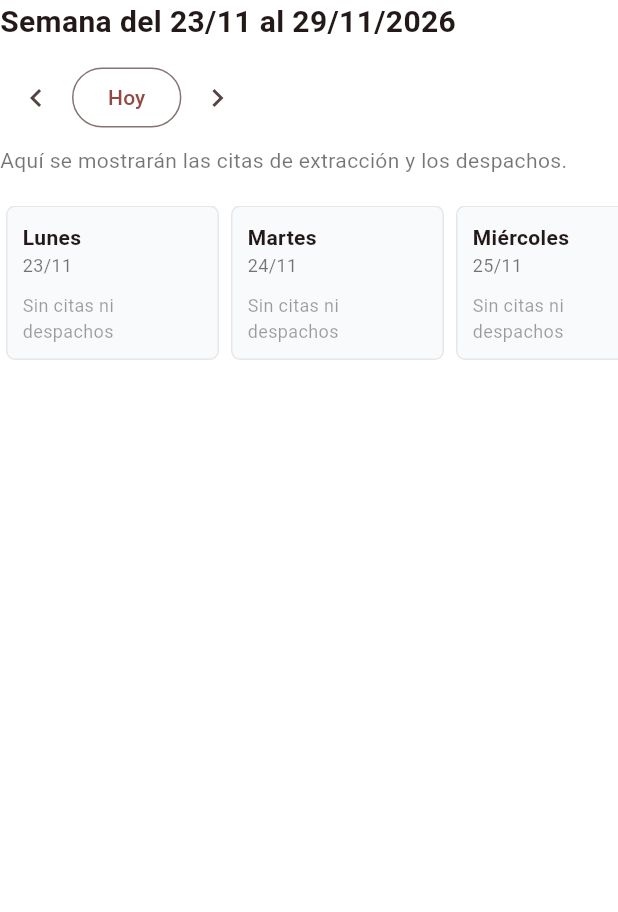
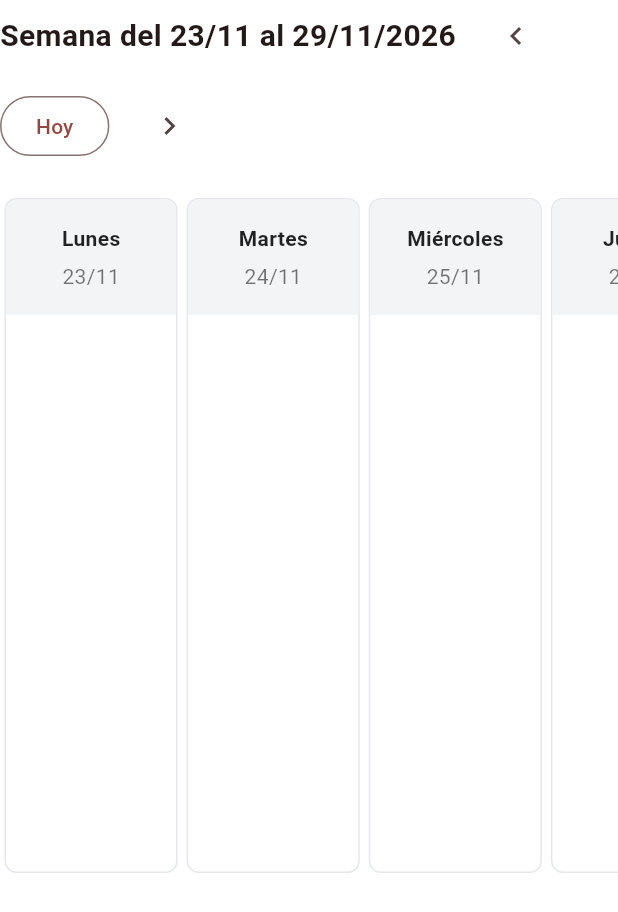
Before and after one commit to Gquilodran/BloodLink, a Flutter app: the PlanningScreen widget shown alone on an empty page, opened directly, on a phone screen of 412 x 824 dp. Shown: the top 912 px of the screen. Run offline on Flutter 3.47's test engine with Material 3 defaults, Android fonts, the phone set to English and light mode, and no system bars; our stand-ins replace file_picker; network calls fail.

Commit message:
feat: implementacion de calendario

```diff
--- a/flutter_app/lib/screens/planning_screen.dart
+++ b/flutter_app/lib/screens/planning_screen.dart
@@ -1,26 +1,5 @@
+
 import 'package:flutter/material.dart';
-
-const List<String> nombresDias = [
-  'Lunes',
-  'Martes',
-  'Miércoles',
-  'Jueves',
-  'Viernes',
-  'Sábado',
-  'Domingo',
-];
-
-/// Lunes de la semana que contiene [fecha], a medianoche.
-DateTime lunesDe(DateTime fecha) =>
-    DateTime(fecha.year, fecha.month, fecha.day - (fecha.weekday - 1));
-
-/// Suma días según el calendario (evita errores con el cambio de hora).
-DateTime sumarDias(DateTime fecha, int dias) =>
-    DateTime(fecha.year, fecha.month, fecha.day + dias);
-
-String _dos(int n) => n.toString().padLeft(2, '0');
-
-String dd(DateTime d) => '${_dos(d.day)}/${_dos(d.month)}';
 
 class PlanningScreen extends StatefulWidget {
   const PlanningScreen({super.key});
@@ -32,45 +11,130 @@ class PlanningScreen extends StatefulWidget {
 class _PlanningScreenState extends State<PlanningScreen> {
   late DateTime _inicioSemana;
 
+  final List<String> _dias = [
+    'Lunes',
+    'Martes',
+    'Miércoles',
+    'Jueves',
+    'Viernes',
+    'Sábado',
+    'Domingo',
+  ];
+
   @override
   void initState() {
     super.initState();
-    _inicioSemana = lunesDe(DateTime.now());
+    _inicioSemana = _lunesDe(DateTime.now());
   }
 
-  DateTime get _finSemana => sumarDias(_inicioSemana, 6);
+  DateTime _lunesDe(DateTime fecha) {
+    return DateTime(
+      fecha.year,
+      fecha.month,
+      fecha.day - fecha.weekday + 1,
+    );
+  }
 
-  void _moverSemanas(int semanas) {
+  DateTime _sumarDias(DateTime fecha, int dias) {
+    return DateTime(fecha.year, fecha.month, fecha.day + dias);
+  }
+
+  String _formatoFecha(DateTime fecha) {
+    return '${fecha.day.toString().padLeft(2, '0')}/'
+        '${fecha.month.toString().padLeft(2, '0')}';
+  }
+
+  void _cambiarSemana(int semanas) {
     setState(() {
-      _inicioSemana = sumarDias(_inicioSemana, 7 * semanas);
+      _inicioSemana = _sumarDias(_inicioSemana, semanas * 7);
     });
   }
 
   void _irAHoy() {
     setState(() {
-      _inicioSemana = lunesDe(DateTime.now());
+      _inicioSemana = _lunesDe(DateTime.now());
     });
   }
 
-  Widget _barra() {
-    return Wrap(
-      spacing: 12,
+  Widget _columnaDia(int indice) {
+    final fecha = _sumarDias(_inicioSemana, indice);
+    final esHoy = DateUtils.isSameDay(fecha, DateTime.now());
+
+    return Expanded(
+      child: Container(
+        height: 450,
+        margin: const EdgeInsets.symmetric(horizontal: 3),
+        decoration: BoxDecoration(
+          color: Colors.white,
+          border: Border.all(
+            color: esHoy
+                ? const Color(0xFFB71C1C)
+                : const Color(0xFFE5E7EB),
+          ),
+          borderRadius: BorderRadius.circular(8),
+        ),
+        child: Column(
+          children: [
+            Container(
+              width: double.infinity,
+              padding: const EdgeInsets.symmetric(vertical: 16),
+              decoration: BoxDecoration(
+                color: esHoy
+                    ? const Color(0xFFB71C1C)
+                    : const Color(0xFFF3F4F6),
+                borderRadius: const BorderRadius.vertical(
+                  top: Radius.circular(7),
+                ),
+              ),
+              child: Column(
+                children: [
+                  Text(
+                    _dias[indice],
+                    style: TextStyle(
+                      fontWeight: FontWeight.w600,
+                      color: esHoy ? Colors.white : Colors.black87,
+                    ),
+                  ),
+                  const SizedBox(height: 5),
+                  Text(
+                    _formatoFecha(fecha),
+                    style: TextStyle(
+                      color: esHoy ? Colors.white70 : Colors.black54,
+                    ),
+                  ),
+                ],
+              ),
+            ),
+          ],
+        ),
+      ),
+    );
+  }
+
+  @override
+  Widget build(BuildContext context) {
+    final finSemana = _sumarDias(_inicioSemana, 6);
+
+    return Column(
+      crossAxisAlignment: CrossAxisAlignment.start,
+      children: [
+        Wrap(
+          spacing: 16,
           runSpacing: 12,
           crossAxisAlignment: WrapCrossAlignment.center,
-      alignment: WrapAlignment.spaceBetween,
           children: [
             Text(
-          'Semana del ${dd(_inicioSemana)} al ${dd(_finSemana)}/${_finSemana.year}',
-          key: const Key('titulo-semana'),
-          style: const TextStyle(fontSize: 20, fontWeight: FontWeight.w600),
+              'Semana del ${_formatoFecha(_inicioSemana)} '
+              'al ${_formatoFecha(finSemana)}/${finSemana.year}',
+              style: const TextStyle(
+                fontSize: 20,
+                fontWeight: FontWeight.w600,
               ),
-        Row(
-          mainAxisSize: MainAxisSize.min,
-          children: [
+            ),
             IconButton(
               tooltip: 'Semana anterior',
+              onPressed: () => _cambiarSemana(-1),
               icon: const Icon(Icons.chevron_left),
-              onPressed: () => _moverSemanas(-1),
             ),
             OutlinedButton(
               onPressed: _irAHoy,
@@ -78,76 +142,26 @@ class _PlanningScreenState extends State<PlanningScreen> {
             ),
             IconButton(
               tooltip: 'Semana siguiente',
+              onPressed: () => _cambiarSemana(1),
               icon: const Icon(Icons.chevron_right),
-              onPressed: () => _moverSemanas(1),
             ),
           ],
         ),
-      ],
-    );
-  }
-
-  Widget _columnaDia(int indice) {
-    final dia = sumarDias(_inicioSemana, indice);
-
-    return Container(
-      width: double.infinity,
-      padding: const EdgeInsets.all(10),
-      decoration: BoxDecoration(
-        color: const Color(0xFFF9FAFB),
-        border: Border.all(color: const Color(0xFFE5E7EB)),
-        borderRadius: BorderRadius.circular(6),
+        const SizedBox(height: 24),
+        LayoutBuilder(
+          builder: (context, constraints) {
+            return SingleChildScrollView(
+              scrollDirection: Axis.horizontal,
+              child: SizedBox(
+                width: constraints.maxWidth < 850
+                    ? 850
+                    : constraints.maxWidth,
+                child: Row(
+                  children: List.generate(7, _columnaDia),
                 ),
-      child: Column(
-        crossAxisAlignment: CrossAxisAlignment.start,
-        children: [
-          Text(
-            nombresDias[indice],
-            style: const TextStyle(fontWeight: FontWeight.w600),
-          ),
-          Text(
-            dd(dia),
-            style: const TextStyle(fontSize: 12, color: Colors.black54),
-          ),
-          const SizedBox(height: 10),
-          const Text(
-            'Sin citas ni despachos',
-            style: TextStyle(fontSize: 12, color: Colors.black38),
-          ),
-        ],
               ),
             );
-  }
-
-  @override
-  Widget build(BuildContext context) {
-    return Column(
-      crossAxisAlignment: CrossAxisAlignment.start,
-      children: [
-        _barra(),
-        const SizedBox(height: 8),
-        const Text(
-          'Aquí se mostrarán las citas de extracción y los despachos.',
-          style: TextStyle(color: Colors.black54),
-        ),
-        const SizedBox(height: 20),
-        SingleChildScrollView(
-          scrollDirection: Axis.horizontal,
-          child: SizedBox(
-            width: 1050,
-            child: Row(
-              crossAxisAlignment: CrossAxisAlignment.start,
-              children: [
-                for (int i = 0; i < 7; i++)
-                  Expanded(
-                    child: Padding(
-                      padding: const EdgeInsets.symmetric(horizontal: 4),
-                      child: _columnaDia(i),
-                    ),
-                  ),
-              ],
-            ),
-          ),
+          },
         ),
       ],
     );
```
Also changed, not shown: 1 other file. Lines whose indentation alone changed are shown as unchanged.
